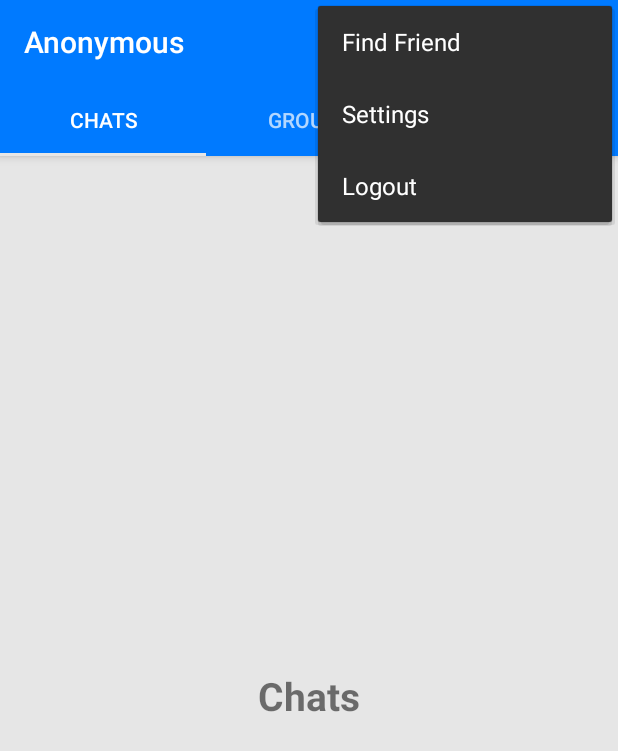
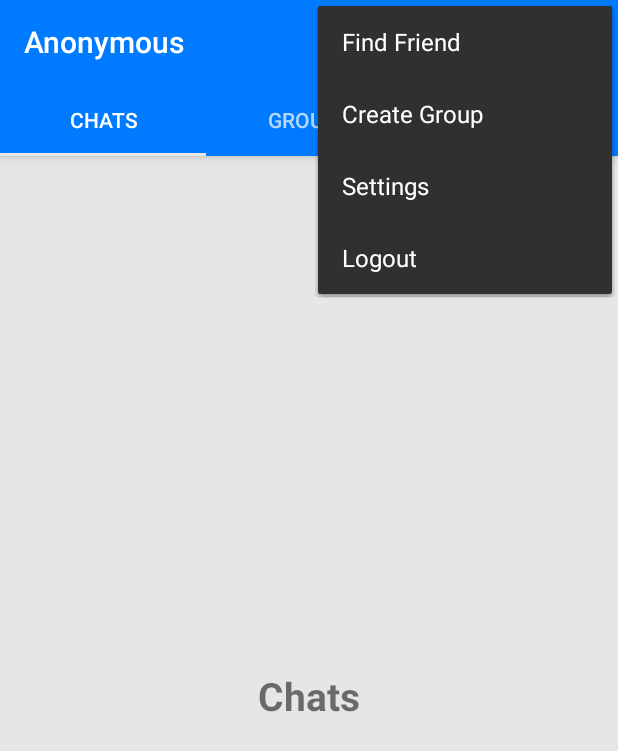
Before and after one commit to hritupon/Anonymous, an Android app: the MainActivity screen opened directly, with no data from a screen before it, with the options menu open, on a phone screen of 412 x 824 dp. Shown: the top 751 px of the screen. Run offline under Robolectric (Android 15) with nearby library versions, the phone set to English and light mode, and no system bars; our stand-ins replace Firebase (no records; nobody signed in at launch, a user with empty details on screens opened directly); 1 statement that could not run was skipped.

Commit message:
First code

```diff
--- a/app/src/main/java/com/anonymous/GroupsFragment.java
+++ b/app/src/main/java/com/anonymous/GroupsFragment.java
@@ -2,16 +2,36 @@ package com.anonymous;
 
 
 import android.os.Bundle;
+import android.support.annotation.NonNull;
 import android.support.v4.app.Fragment;
 import android.view.LayoutInflater;
 import android.view.View;
 import android.view.ViewGroup;
+import android.widget.ArrayAdapter;
+import android.widget.ListView;
+
+import com.google.firebase.database.DataSnapshot;
+import com.google.firebase.database.DatabaseError;
+import com.google.firebase.database.DatabaseReference;
+import com.google.firebase.database.FirebaseDatabase;
+import com.google.firebase.database.ValueEventListener;
+
+import java.util.ArrayList;
+import java.util.HashSet;
+import java.util.Iterator;
+import java.util.Set;
 
 
 /**
  * A simple {@link Fragment} subclass.
  */
 public class GroupsFragment extends Fragment {
+
+    private View groupFragmentView;
+    private ListView listView;
+    private ArrayAdapter<String> arrayAdapter;
+    private ArrayList<String> listOfGroups = new ArrayList<>();
+    private DatabaseReference groupRef;
 
 
     public GroupsFragment() {
@@ -22,8 +42,41 @@ public class GroupsFragment extends Fragment {
     @Override
     public View onCreateView(LayoutInflater inflater, ViewGroup container,
                              Bundle savedInstanceState) {
-        // Inflate the layout for this fragment
-        return inflater.inflate(R.layout.fragment_groups, container, false);
+
+        groupFragmentView = inflater.inflate(R.layout.fragment_groups, container, false);
+        groupRef = FirebaseDatabase.getInstance().getReference().child("Groups");
+        initializeFields();
+        retrieveAndDisplayGroups();
+
+        return groupFragmentView;
     }
 
+    private void initializeFields() {
+        listView  = groupFragmentView.findViewById(R.id.list_view);
+        arrayAdapter = new ArrayAdapter<>(getContext(),
+                                                android.R.layout.simple_list_item_1,
+                                                listOfGroups);
+        listView.setAdapter(arrayAdapter);
+    }
+
+    private void retrieveAndDisplayGroups() {
+        groupRef.addValueEventListener(new ValueEventListener() {
+            @Override
+            public void onDataChange(@NonNull DataSnapshot dataSnapshot) {
+                Set<String> groupSet = new HashSet<>();
+                Iterator iterator = dataSnapshot.getChildren().iterator();
+                while (iterator.hasNext()){
+                    groupSet.add(((DataSnapshot)iterator.next()).getKey());
+                }
+                listOfGroups.clear();
+                listOfGroups.addAll(groupSet);
+                arrayAdapter.notifyDataSetChanged();
+            }
+
+            @Override
+            public void onCancelled(@NonNull DatabaseError databaseError) {
+
+            }
+        });
+    }
 }
--- a/app/src/main/java/com/anonymous/SettingsActivity.java
+++ b/app/src/main/java/com/anonymous/SettingsActivity.java
@@ -41,6 +41,8 @@ public class SettingsActivity extends AppCompatActivity {
         rootRef = FirebaseDatabase.getInstance().getReference();
         currentUserId = mAuth.getCurrentUser().getUid();
         initializeFields();
+
+        userName.setVisibility(View.INVISIBLE);
 
         updateAccountSettings.setOnClickListener(new View.OnClickListener() {
             @Override
@@ -129,6 +131,7 @@ public class SettingsActivity extends AppCompatActivity {
                     userStatus.setText(retrievedStatus);
 
                 } else {
+                    userName.setVisibility(View.VISIBLE);
                     Toast.makeText(SettingsActivity.this,
                             "Please set your profile information.",
                             Toast.LENGTH_SHORT).show();
--- a/app/src/main/res/menu/options_menu.xml
+++ b/app/src/main/res/menu/options_menu.xml
@@ -4,6 +4,12 @@
     <item
         android:id="@+id/main_find_friends_options"
         android:title="Find Friend"
+        app:showAsAction="never"
+        >
+    </item>
+    <item
+        android:id="@+id/main_create_group_options"
+        android:title="Create Group"
         app:showAsAction="never"
         >
     </item>
--- a/app/src/main/res/values/styles.xml
+++ b/app/src/main/res/values/styles.xml
@@ -8,4 +8,8 @@
         <item name="colorAccent">@color/colorAccent</item>
     </style>
 
+    <style name="AlertDialog" parent="Theme.AppCompat.Light.Dialog" >
+
+    </style>
+
 </resources>
```
Also changed, not shown: app/src/main/java/com/anonymous/MainActivity.java (+56 -1 lines), app/src/main/res/layout/fragment_groups.xml (+4 -8 lines).
